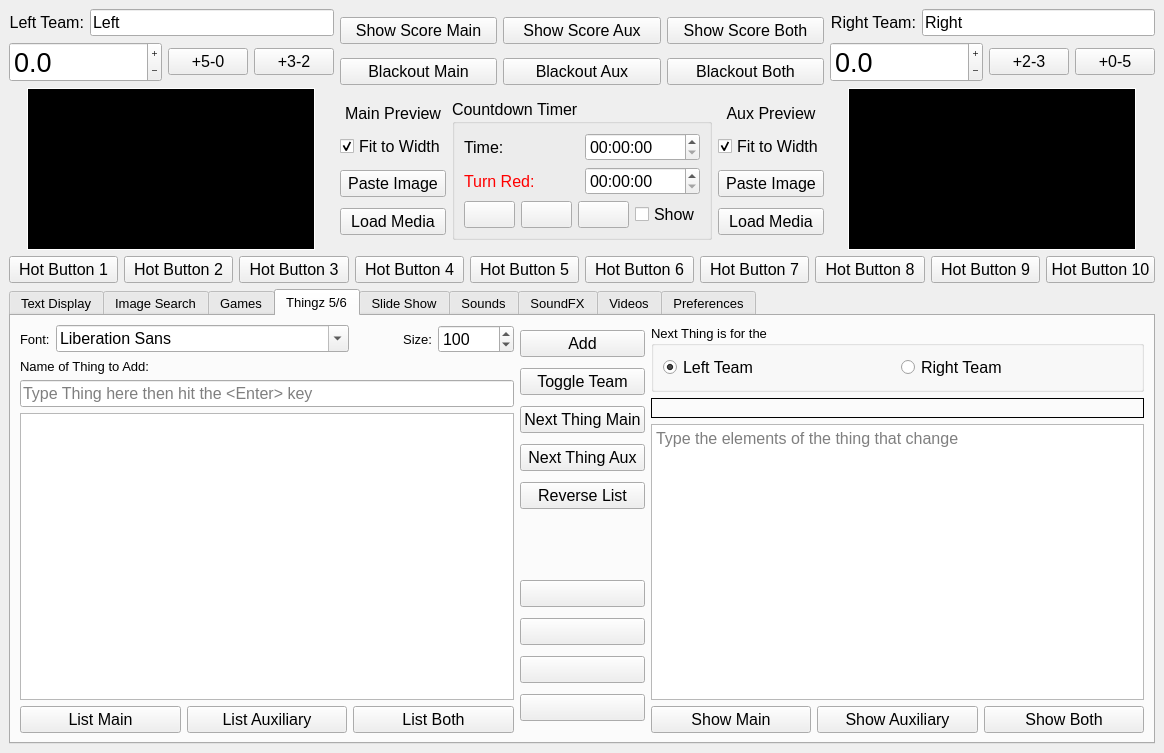
First picture: the form in ImproTronControlPanel.ui, repository guywinterbotham/ImproTron, before the edit.
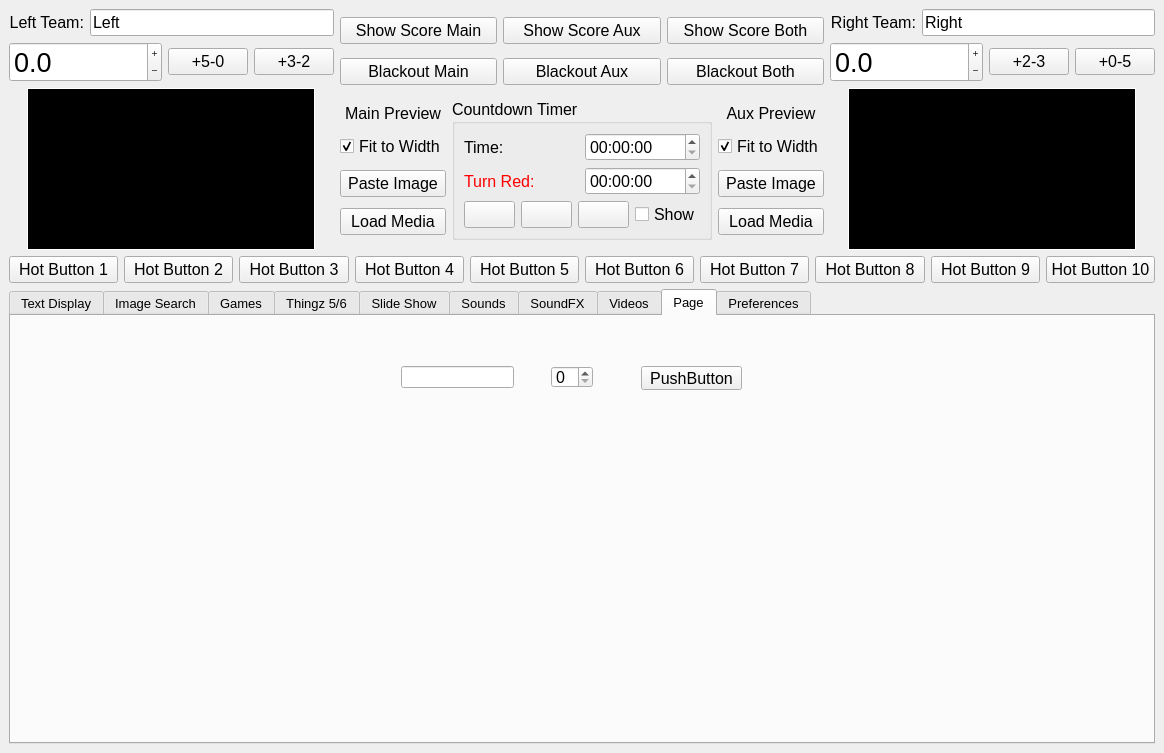
Second picture: the form after the edit. Icons and pictures are not drawn.

Commit message: Prototype OSC control and interface to QLC

Diff of the .ui file:
```diff
--- a/ImproTronControlPanel.ui
+++ b/ImproTronControlPanel.ui
@@ -822,7 +822,7 @@
        </sizepolicy>
       </property>
       <property name="currentIndex">
-       <number>3</number>
+       <number>8</number>
       </property>
       <property name="iconSize">
        <size>
@@ -4539,6 +4539,59 @@
         </item>
        </layout>
       </widget>
+      <widget class="QWidget" name="lightingTab">
+       <attribute name="title">
+        <string>Page</string>
+       </attribute>
+       <widget class="QLineEdit" name="oscMessageLE">
+        <property name="geometry">
+         <rect>
+          <x>390</x>
+          <y>50</y>
+          <width>113</width>
+          <height>22</height>
+         </rect>
+        </property>
+        <property name="font">
+         <font>
+          <pointsize>12</pointsize>
+         </font>
+        </property>
+       </widget>
+       <widget class="QSpinBox" name="oscValueSP">
+        <property name="geometry">
+         <rect>
+          <x>540</x>
+          <y>50</y>
+          <width>42</width>
+          <height>22</height>
+         </rect>
+        </property>
+        <property name="font">
+         <font>
+          <pointsize>12</pointsize>
+         </font>
+        </property>
+       </widget>
+       <widget class="QPushButton" name="oscMessagePB">
+        <property name="geometry">
+         <rect>
+          <x>630</x>
+          <y>50</y>
+          <width>101</width>
+          <height>24</height>
+         </rect>
+        </property>
+        <property name="font">
+         <font>
+          <pointsize>12</pointsize>
+         </font>
+        </property>
+        <property name="text">
+         <string>PushButton</string>
+        </property>
+       </widget>
+      </widget>
       <widget class="QWidget" name="preferencesTab">
        <property name="minimumSize">
         <size>
```
Left out of the diff: 4 changed lines with no effect on the pictures. The commit also changes 3 other files.
